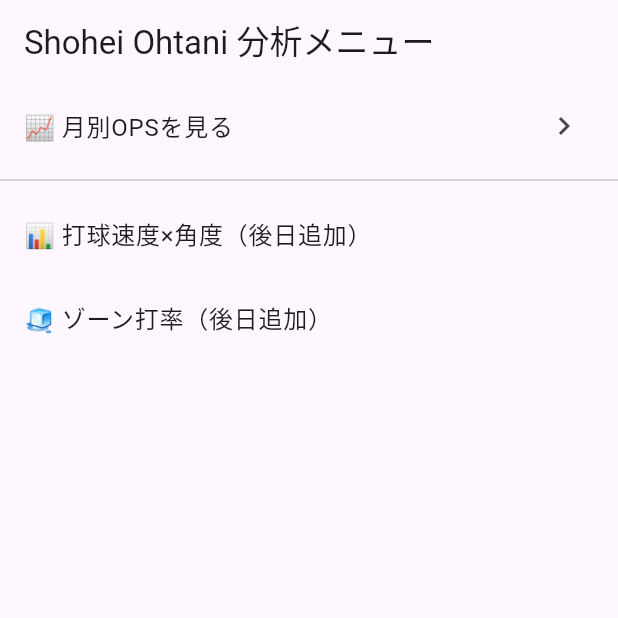
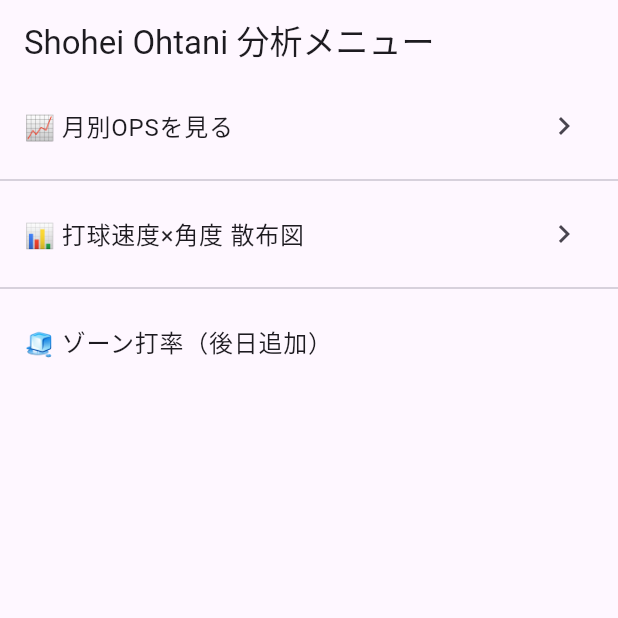
Before and after one commit to suzukikeita1/flutter_application_1, a Flutter app: the screen it shows after launch, on a phone screen of 412 x 824 dp, the top half of it. Run offline on Flutter 3.47's test engine with Material 3 defaults, Android fonts, the phone set to English and light mode, and no system bars; our stand-ins replace fl_chart, flutter_riverpod.

Commit message:
打球速度 × 打球角度の散布図画面を作成

```diff
--- a/lib/features/menu/analysis_menu_screen.dart
+++ b/lib/features/menu/analysis_menu_screen.dart
@@ -2,6 +2,7 @@
 import 'package:flutter_riverpod/flutter_riverpod.dart';
 
 import 'package:flutter_application_1/features/ops/monthly_ops_screen.dart';
+import 'package:flutter_application_1/features/scatter/launch_scatter_screen.dart';
 import 'package:flutter_application_1/providers/stat_provider.dart';
 
 // 初期メニュー画面
@@ -11,6 +12,7 @@
   @override
   Widget build(BuildContext context, WidgetRef ref) {
     final statsAsync = ref.watch(monthlyStatsProvider);
+    final scatterAsync = ref.watch(launchPointsProvider);
 
     return Scaffold(
       appBar: AppBar(title: const Text('Shohei Ohtani 分析メニュー')),
@@ -28,8 +30,22 @@
               ),
             ),
             const Divider(),
-            const ListTile(title: Text('📊 打球速度×角度（後日追加）')),
-            const ListTile(title: Text('🧊 ゾーン打率（後日追加）')),
+            scatterAsync.when(
+            data: (data) => ListTile(
+              title: const Text('📊 打球速度×角度 散布図'),
+              trailing: const Icon(Icons.chevron_right),
+              onTap: () => Navigator.push(
+                context,
+                MaterialPageRoute(
+                  builder: (_) => LaunchScatterScreen(data: data),
+                ),
+              ),
+            ),
+            loading: () => const ListTile(title: Text('📊 打球散布図（読み込み中）')),
+            error: (e, _) => ListTile(title: Text('打球散布図 エラー: $e')),
+            ),
+            const Divider(),
+              const ListTile(title: Text('🧊 ゾーン打率（後日追加）')),
           ],
         ),
         loading: () => const Center(child: CircularProgressIndicator()),
--- a/lib/providers/stat_provider.dart
+++ b/lib/providers/stat_provider.dart
@@ -1,4 +1,5 @@
 import 'package:flutter_application_1/models/monthly_stat.dart';
+import 'package:flutter_application_1/models/launch_point.dart';
 import 'package:flutter/services.dart';
 import 'dart:convert';
 import 'package:flutter_riverpod/flutter_riverpod.dart';
@@ -10,3 +11,10 @@
   final List<dynamic> opsJson = jsonMap['monthly_ops'];
   return opsJson.map((e) => MonthlyStat.fromJson(e)).toList();
 });
+
+final launchPointsProvider = FutureProvider<List<LaunchPoint>>((ref) async {
+  final jsonString = await rootBundle.loadString('assets/ohtani_analysis_output.json');
+  final jsonMap = jsonDecode(jsonString);
+  final List<dynamic> scatterJson = jsonMap['launch_scatter'];
+  return scatterJson.map((e) => LaunchPoint.fromJson(e)).toList();
+});
```
Also changed, not shown: lib/features/scatter/launch_scatter_screen.dart (added, +45 -0 lines), lib/models/launch_point.dart (added, +14 -0 lines).
